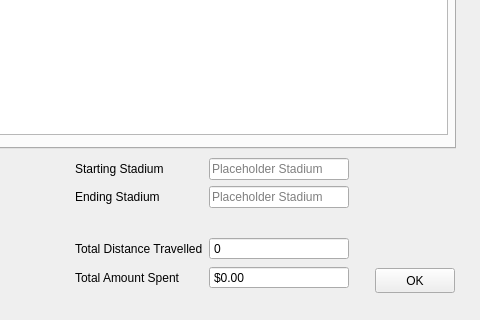
Qt form BaseballTour/tripplanner.ui (ethanl21/BaseballTour) before a commit; both pictures show x 265 to 745 and y 252 to 572 of the 745 by 572 pixel window.
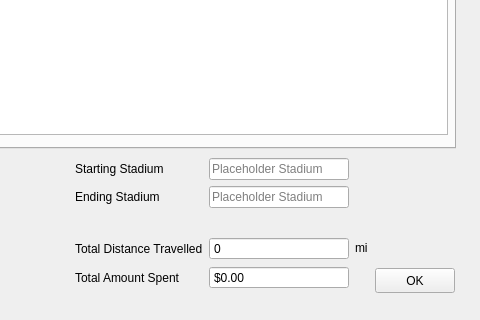
The same form after that commit. The open tabs and pages were chosen to show the change.

Commit message: Fill UI elements

What changed in the file:
```diff
--- a/BaseballTour/tripplanner.ui
+++ b/BaseballTour/tripplanner.ui
@@ -448,6 +448,19 @@
       <string>OK</string>
      </property>
     </widget>
+    <widget class="QLabel" name="label_19">
+     <property name="geometry">
+      <rect>
+       <x>610</x>
+       <y>480</y>
+       <width>41</width>
+       <height>20</height>
+      </rect>
+     </property>
+     <property name="text">
+      <string>mi</string>
+     </property>
+    </widget>
    </widget>
   </widget>
  </widget>
```
Left out of the diff: 73 changed lines with no effect on the pictures. The commit also changes 3 other files.
